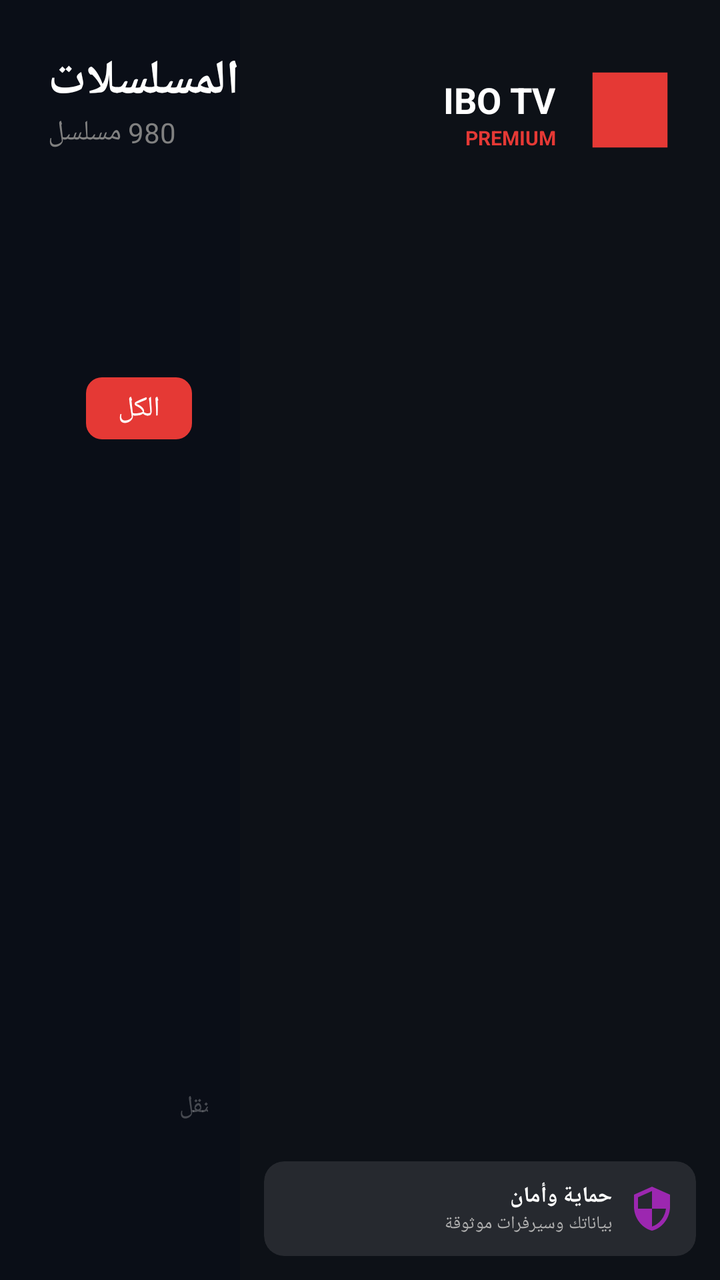
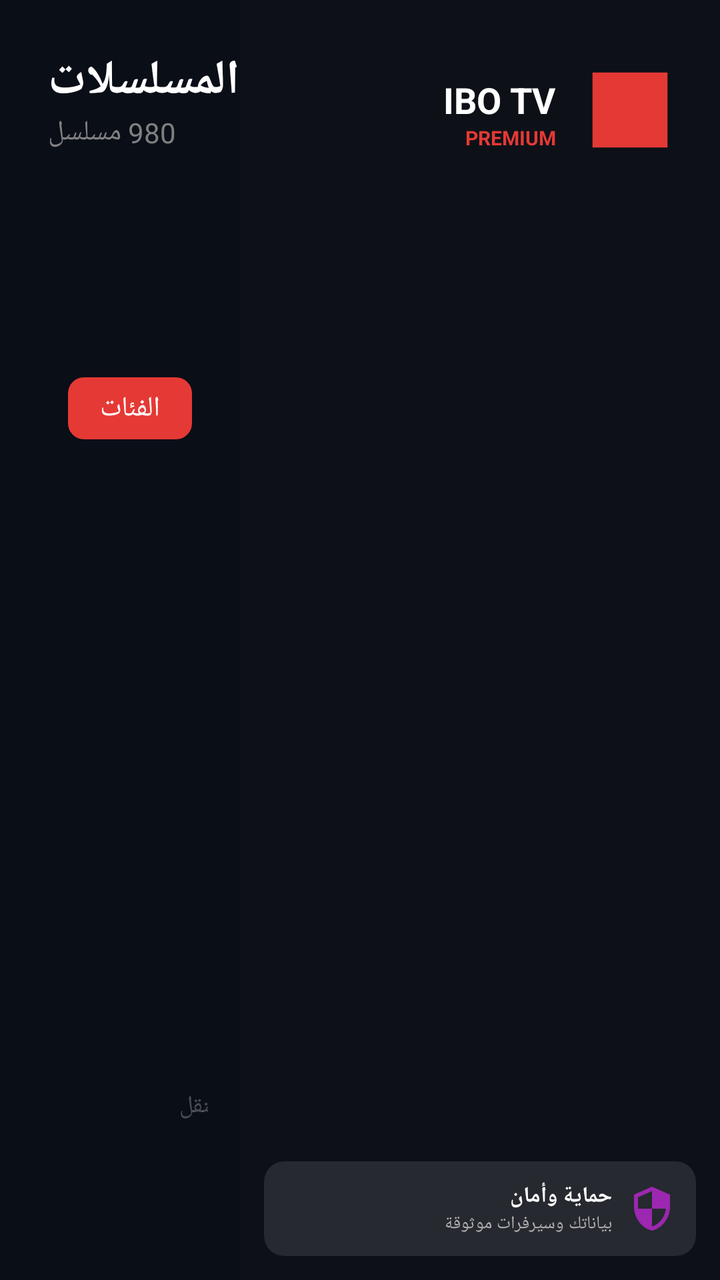

Two renders of the same Android screen: before a commit and after it. Below are the layout's source before the change and the commit's diff.
<!-- AndroidManifest.xml: application theme AppTheme -->
<!-- res/layout/activity_series.xml -->
<?xml version="1.0" encoding="utf-8"?>
<androidx.constraintlayout.widget.ConstraintLayout xmlns:android="http://schemas.android.com/apk/res/android"
    xmlns:app="http://schemas.android.com/apk/res-auto"
    android:layout_width="match_parent"
    android:layout_height="match_parent"
    android:background="@color/ibo_bg_dark"
    android:layoutDirection="rtl">

    
    <androidx.constraintlayout.widget.ConstraintLayout
        android:id="@+id/sidebarContainer"
        android:layout_width="240dp"
        android:layout_height="match_parent"
        android:background="@color/ibo_sidebar_bg"
        app:layout_constraintStart_toStartOf="parent">

        <ImageView
            android:id="@+id/sidebarLogo"
            android:layout_width="50dp"
            android:layout_height="50dp"
            android:layout_marginTop="30dp"
            android:layout_marginStart="20dp"
            android:src="@drawable/ic_logo"
            app:layout_constraintStart_toStartOf="parent"
            app:layout_constraintTop_toTopOf="parent" />

        <TextView
            android:id="@+id/sidebarAppName"
            android:layout_width="wrap_content"
            android:layout_height="wrap_content"
            android:layout_marginStart="12dp"
            android:text="@string/ibo_tv"
            android:textColor="@color/white"
            android:textSize="18sp"
            android:textStyle="bold"
            app:layout_constraintBottom_toBottomOf="@id/sidebarLogo"
            app:layout_constraintStart_toEndOf="@id/sidebarLogo"
            app:layout_constraintTop_toTopOf="@id/sidebarLogo"
            app:layout_constraintVertical_bias="0.3" />

        <TextView
            android:layout_width="wrap_content"
            android:layout_height="wrap_content"
            android:text="@string/premium"
            android:textColor="@color/ibo_accent_red"
            android:textSize="10sp"
            android:textStyle="bold"
            app:layout_constraintStart_toStartOf="@id/sidebarAppName"
            app:layout_constraintTop_toBottomOf="@id/sidebarAppName" />

        <androidx.recyclerview.widget.RecyclerView
            android:id="@+id/sidebarRecyclerView"
            android:layout_width="match_parent"
            android:layout_height="0dp"
            android:layout_marginTop="20dp"
            app:layout_constraintBottom_toTopOf="@+id/sidebarFooter"
            app:layout_constraintTop_toBottomOf="@id/sidebarLogo" />

        <androidx.cardview.widget.CardView
            android:id="@+id/sidebarFooter"
            android:layout_width="match_parent"
            android:layout_height="wrap_content"
            android:layout_margin="12dp"
            app:cardBackgroundColor="@color/glass_white_10"
            app:cardCornerRadius="10dp"
            app:cardElevation="0dp"
            app:layout_constraintBottom_toBottomOf="parent">
            <LinearLayout
                android:layout_width="match_parent"
                android:layout_height="wrap_content"
                android:orientation="horizontal"
                android:padding="10dp"
                android:gravity="center_vertical">
                <ImageView
                    android:layout_width="24dp"
                    android:layout_height="24dp"
                    android:src="@drawable/ic_security"
                    app:tint="@color/ibo_accent_purple" />
                <LinearLayout
                    android:layout_width="match_parent"
                    android:layout_height="wrap_content"
                    android:layout_marginStart="8dp"
                    android:orientation="vertical">
                    <TextView
                        android:layout_width="wrap_content"
                        android:layout_height="wrap_content"
                        android:text="@string/security_title"
                        android:textColor="@color/white"
                        android:textSize="11sp"
                        android:textStyle="bold" />
                    <TextView
                        android:layout_width="wrap_content"
                        android:layout_height="wrap_content"
                        android:text="@string/security_desc"
                        android:textColor="@color/text_gray_light"
                        android:textSize="9sp" />
                </LinearLayout>
            </LinearLayout>
        </androidx.cardview.widget.CardView>
    </androidx.constraintlayout.widget.ConstraintLayout>

    
    <androidx.constraintlayout.widget.ConstraintLayout
        android:layout_width="0dp"
        android:layout_height="match_parent"
        app:layout_constraintEnd_toEndOf="parent"
        app:layout_constraintStart_toEndOf="@id/sidebarContainer">

        
        <LinearLayout
            android:id="@+id/headerLayout"
            android:layout_width="wrap_content"
            android:layout_height="wrap_content"
            android:layout_margin="24dp"
            android:gravity="end"
            android:orientation="vertical"
            app:layout_constraintEnd_toEndOf="parent"
            app:layout_constraintTop_toTopOf="parent">
            <TextView
                android:id="@+id/seriesTitle"
                android:layout_width="wrap_content"
                android:layout_height="wrap_content"
                android:text="المسلسلات"
                android:textColor="@color/white"
                android:textSize="24sp"
                android:textStyle="bold" />
            <TextView
                android:id="@+id/seriesCount"
                android:layout_width="wrap_content"
                android:layout_height="wrap_content"
                android:text="980 مسلسل"
                android:textColor="#808080"
                android:textSize="14sp" />
        </LinearLayout>

        
        <LinearLayout
            android:id="@+id/filterBar"
            android:layout_width="match_parent"
            android:layout_height="wrap_content"
            android:layout_marginTop="16dp"
            android:layout_marginHorizontal="24dp"
            android:gravity="center_vertical"
            android:orientation="horizontal"
            app:layout_constraintTop_toBottomOf="@id/headerLayout">

            <TextView
                android:layout_width="wrap_content"
                android:layout_height="wrap_content"
                android:background="@drawable/bg_button_red"
                android:paddingHorizontal="16dp"
                android:paddingVertical="6dp"
                android:text="الكل"
                android:textColor="@color/white"
                android:textSize="14sp" />

            <TextView
                android:layout_width="wrap_content"
                android:layout_height="wrap_content"
                android:layout_marginStart="20dp"
                android:text="أحدث الحلقات"
                android:textColor="#808080"
                android:textSize="14sp" />

            <TextView
                android:layout_width="wrap_content"
                android:layout_height="wrap_content"
                android:layout_marginStart="20dp"
                android:text="الأكثر مشاهدة"
                android:textColor="#808080"
                android:textSize="14sp" />

            <TextView
                android:layout_width="wrap_content"
                android:layout_height="wrap_content"
                android:layout_marginStart="20dp"
                android:text="الأكثر مشاهدة"
                android:textColor="#808080"
                android:textSize="14sp" />

            <ImageView
                android:layout_width="20dp"
                android:layout_height="20dp"
                android:layout_marginStart="20dp"
                android:src="@drawable/ic_search"
                app:tint="#808080" />

            <View android:layout_width="0dp" android:layout_height="1dp" android:layout_weight="1"/>

            <TextView
                android:layout_width="wrap_content"
                android:layout_height="wrap_content"
                android:text="فلترة ●"
                android:textColor="@color/white"
                android:textSize="14sp" />
        </LinearLayout>

        
        <androidx.recyclerview.widget.RecyclerView
            android:id="@+id/seriesRecyclerView"
            android:layout_width="match_parent"
            android:layout_height="0dp"
            android:layout_marginTop="20dp"
            android:layout_marginHorizontal="16dp"
            android:clipToPadding="false"
            android:paddingBottom="60dp"
            app:layout_constraintBottom_toBottomOf="parent"
            app:layout_constraintTop_toBottomOf="@id/filterBar" />

        
        <LinearLayout
            android:layout_width="match_parent"
            android:layout_height="wrap_content"
            android:gravity="center"
            android:orientation="horizontal"
            android:padding="16dp"
            app:layout_constraintBottom_toBottomOf="parent">
            <TextView
                android:layout_width="wrap_content"
                android:layout_height="wrap_content"
                android:text="↑ ↓ تنقل"
                android:textColor="#40FFFFFF"
                android:textSize="12sp"
                android:layout_marginHorizontal="16dp"/>
            <TextView
                android:layout_width="wrap_content"
                android:layout_height="wrap_content"
                android:text="OK اختيار"
                android:textColor="#40FFFFFF"
                android:textSize="12sp"
                android:layout_marginHorizontal="16dp"/>
            <TextView
                android:layout_width="wrap_content"
                android:layout_height="wrap_content"
                android:text="← رجوع"
                android:textColor="#40FFFFFF"
                android:textSize="12sp"
                android:layout_marginHorizontal="16dp"/>
            <TextView
                android:layout_width="wrap_content"
                android:layout_height="wrap_content"
                android:text="☰ قائمة"
                android:textColor="#40FFFFFF"
                android:textSize="12sp"
                android:layout_marginHorizontal="16dp"/>
        </LinearLayout>
    </androidx.constraintlayout.widget.ConstraintLayout>
</androidx.constraintlayout.widget.ConstraintLayout>
<!-- resources referenced by this layout -->
<resources>
  <color name="glass_white_10">#1AFFFFFF</color>
  <color name="ibo_accent_purple">#9C27B0</color>
  <color name="ibo_accent_red">#E53935</color>
  <color name="ibo_bg_dark">#0A0E17</color>
  <color name="ibo_sidebar_bg">#0D1117</color>
  <color name="text_gray_light">#B0B0B0</color>
  <color name="white">#FFFFFF</color>
  <!-- drawable bg_button_red (drawable) -->
  <?xml version="1.0" encoding="utf-8"?>
  <shape xmlns:android="http://schemas.android.com/apk/res/android">
      <solid android:color="#E53935" />
      <corners android:radius="8dp" />
  </shape>
  <!-- drawable ic_logo (drawable) -->
  <?xml version="1.0" encoding="utf-8"?>
  <vector xmlns:android="http://schemas.android.com/apk/res/android"
      android:width="96dp"
      android:height="96dp"
      android:viewportWidth="24"
      android:viewportHeight="24">
  
      <path
          android:fillColor="#E53935"
          android:pathData="M3,3h18v18H3z"/>
  </vector>
  <!-- drawable ic_search: png bitmap (drawable, 437 bytes) -->
  <!-- drawable ic_security (drawable) -->
  <?xml version="1.0" encoding="utf-8"?>
  <vector xmlns:android="http://schemas.android.com/apk/res/android"
      android:width="24dp" android:height="24dp"
      android:viewportWidth="24" android:viewportHeight="24">
      <path android:fillColor="#2196F3"
          android:pathData="M12,1L3,5v6c0,5.55 3.84,10.74 9,12 5.16,-1.26 9,-6.45 9,-12V5l-9,-4zM12,11.99h7c-0.53,4.12 -3.28,7.79 -7,8.94V12H5V6.3l7,-3.11v8.8z"/>
  </vector>
  <string name="ibo_tv">IBO TV</string>
  <string name="premium">PREMIUM</string>
  <string name="security_desc">بياناتك وسيرفرات موثوقة</string>
  <string name="security_title">حماية وأمان</string>
  <style name="AppTheme" parent="Theme.AppCompat.NoActionBar">
          
          <item name="colorPrimary">@color/primary_blue</item>
          <item name="colorPrimaryDark">@color/dark_background</item>
          <item name="colorAccent">@color/accent_blue</item>
  
          
          <item name="android:windowBackground">@color/dark_background</item>
          <item name="android:colorBackground">@color/dark_background</item>
  
          
          <item name="android:textColorPrimary">@color/text_primary</item>
          <item name="android:textColorSecondary">@color/text_secondary</item>
  
          
          <item name="android:windowDrawsSystemBarBackgrounds">true</item>
      </style>
  <color name="primary_blue">#2196F3</color>
  <color name="dark_background">#0D1117</color>
  <color name="accent_blue">#64B5F6</color>
  <color name="text_primary">#FFFFFF</color>
  <color name="text_secondary">#B0B0B0</color>
</resources>

<!-- the commit's change to res/layout/activity_series.xml (unified diff, before → after) -->
@@ -145,12 +145,15 @@
             app:layout_constraintTop_toBottomOf="@id/headerLayout">
 
             <TextView
+                android:id="@+id/seriesCategorySelector"
                 android:layout_width="wrap_content"
                 android:layout_height="wrap_content"
                 android:background="@drawable/bg_button_red"
+                android:clickable="true"
+                android:focusable="true"
                 android:paddingHorizontal="16dp"
                 android:paddingVertical="6dp"
-                android:text="الكل"
+                android:text="الفئات"
                 android:textColor="@color/white"
                 android:textSize="14sp" />
 
